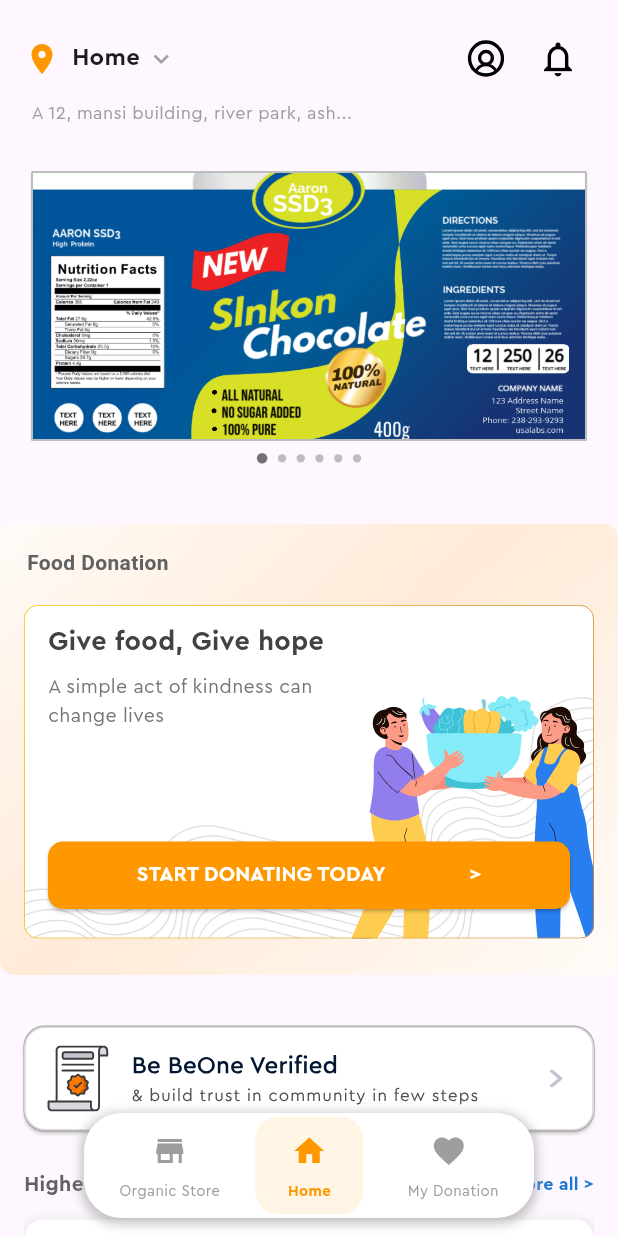
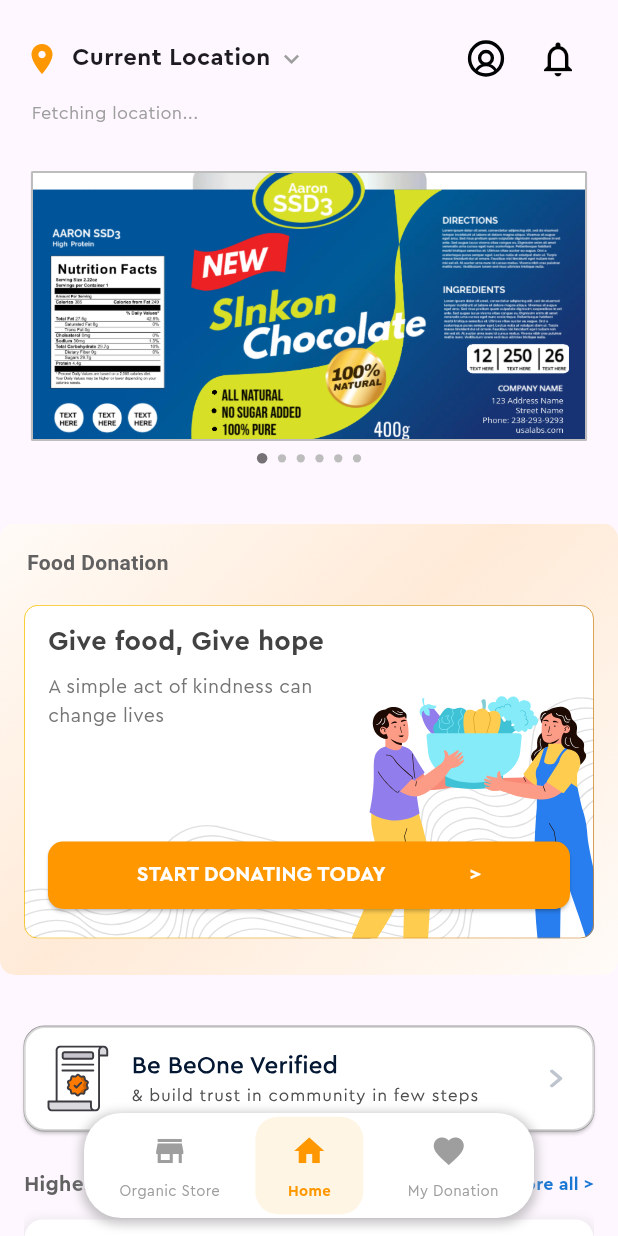
Before and after one commit to SohamNDalvi/tyfinalproject, a Flutter app: the HomeScreen screen opened directly, after a tap on the "home" icon, on a phone screen of 412 x 824 dp. Run offline on Flutter 3.47's test engine with Material 3 defaults, Android fonts, the phone set to English and light mode, and no system bars; drawn by our look-alikes of carousel_slider, dots_indicator; our stand-ins replace cloud_firestore, firebase_auth, firebase_core, flutter_svg, geocoding, geolocator and 1 more; accounts and stored records are empty.

Commit message:
location_fetching on home and login page

```diff
--- a/lib/home_screen.dart
+++ b/lib/home_screen.dart
@@ -2,12 +2,13 @@ import 'package:flutter/material.dart';
 import 'package:carousel_slider/carousel_slider.dart';
 import 'package:dots_indicator/dots_indicator.dart';
 import 'package:flutter_svg/flutter_svg.dart';
+import 'package:geolocator/geolocator.dart';
+import 'package:geocoding/geocoding.dart';
+import 'package:shared_preferences/shared_preferences.dart';
 import 'donation_form.dart';
 import 'beone_donors.dart';
 import 'account_screen.dart';
 import 'my_donations.dart';
-
-
 
 class HomeScreen extends StatefulWidget {
   @override
@@ -15,8 +16,64 @@ class HomeScreen extends StatefulWidget {
 }
 
 class _HomeScreenState extends State<HomeScreen> {
-  int _currentIndex = 0; // To track the current carousel index
+  String _currentAddress = "Fetching location...";
+  int _currentIndex = 0;
   int _donorsIndex = 0;
+
+  @override
+  void initState() {
+    super.initState();
+    _fetchLocation();
+  }
+
+  Future<void> _fetchLocation() async {
+    bool serviceEnabled;
+    LocationPermission permission;
+
+    // Check if location services are enabled
+    serviceEnabled = await Geolocator.isLocationServiceEnabled();
+    if (!serviceEnabled) {
+      return; // Do nothing if location services are disabled
+    }
+
+    // Check for location permissions
+    permission = await Geolocator.checkPermission();
+    if (permission == LocationPermission.denied) {
+      permission = await Geolocator.requestPermission();
+      if (permission == LocationPermission.denied) {
+        return; // Do nothing if permission is denied
+      }
+    }
+
+    if (permission == LocationPermission.deniedForever) {
+      return; // Do nothing if permissions are permanently denied
+    }
+
+    // Get the current location
+    Position position = await Geolocator.getCurrentPosition(
+        desiredAccuracy: LocationAccuracy.high);
+
+    // Convert latitude and longitude to a human-readable address
+    try {
+      List<Placemark> placemarks = await placemarkFromCoordinates(
+          position.latitude, position.longitude);
+      Placemark place = placemarks.first;
+
+      String address =
+          "${place.street}, ${place.locality}, ${place.administrativeArea}, ${place.country}";
+
+      // Save the address to SharedPreferences
+      SharedPreferences prefs = await SharedPreferences.getInstance();
+      await prefs.setString('current_address', address);
+
+      // Update the UI
+      setState(() {
+        _currentAddress = address;
+      });
+    } catch (e) {
+      print("Failed to get address: $e");
+    }
+  }
 
   @override
   Widget build(BuildContext context) {
@@ -24,7 +81,6 @@ class _HomeScreenState extends State<HomeScreen> {
       body: SafeArea(
         child: Stack(
           children: [
-            // Scrollable content
             SingleChildScrollView(
               child: Column(
                 crossAxisAlignment: CrossAxisAlignment.start,
@@ -36,33 +92,28 @@ class _HomeScreenState extends State<HomeScreen> {
                       crossAxisAlignment: CrossAxisAlignment.start,
                       children: [
                         Row(
-                          mainAxisAlignment: MainAxisAlignment.spaceBetween, // Space out children evenly
+                          mainAxisAlignment: MainAxisAlignment.spaceBetween,
                           children: [
-                            // Left Section: Location
                             Row(
                               children: [
                                 Icon(Icons.location_on, color: Colors.orange),
                                 SizedBox(width: 8.0),
                                 Text(
-                                  "Home",
+                                  "Current Location",
                                   style: TextStyle(
                                     fontFamily: "cerapro",
                                     fontWeight: FontWeight.bold,
                                     fontSize: 16.0,
                                   ),
                                 ),
-                                SizedBox(width: 4.0), // Space between text and arrow
+                                SizedBox(width: 4.0),
                                 Icon(Icons.keyboard_arrow_down, size: 20.0, color: Colors.grey),
                               ],
                             ),
-
-                            // Right Section: Profile and Notification Icons
                             Row(
                               children: [
-                                // Added padding of 5
                                 IconButton(
                                   onPressed: () {
-                                    // Navigate to the AccountScreen
                                     Navigator.push(
                                       context,
                                       MaterialPageRoute(
@@ -76,8 +127,6 @@ class _HomeScreenState extends State<HomeScreen> {
                                     height: 28.0,
                                   ),
                                 ),
-
-                                SizedBox(width: 0.0), // This is not necessary as it won't add any space
                                 IconButton(
                                   onPressed: () {
                                     print("Notification icon tapped");
@@ -92,11 +141,11 @@ class _HomeScreenState extends State<HomeScreen> {
                             ),
                           ],
                         ),
-                        SizedBox(height: 4.0), // Add spacing between the first and second rows
+                        SizedBox(height: 4.0),
                         Padding(
                           padding: const EdgeInsets.only(left: 5.0),
                           child: Text(
-                            "A 12, mansi building, river park, ash...",
+                            _currentAddress,
                             style: TextStyle(
                               fontFamily: "cerapro",
                               fontSize: 12.0,
```
Also changed, not shown: lib/account_screen.dart (+8 -8 lines), lib/user_login_page.dart (+79 -31 lines), pubspec.yaml (+8 -3 lines), pubspec.lock, 1 other file.
